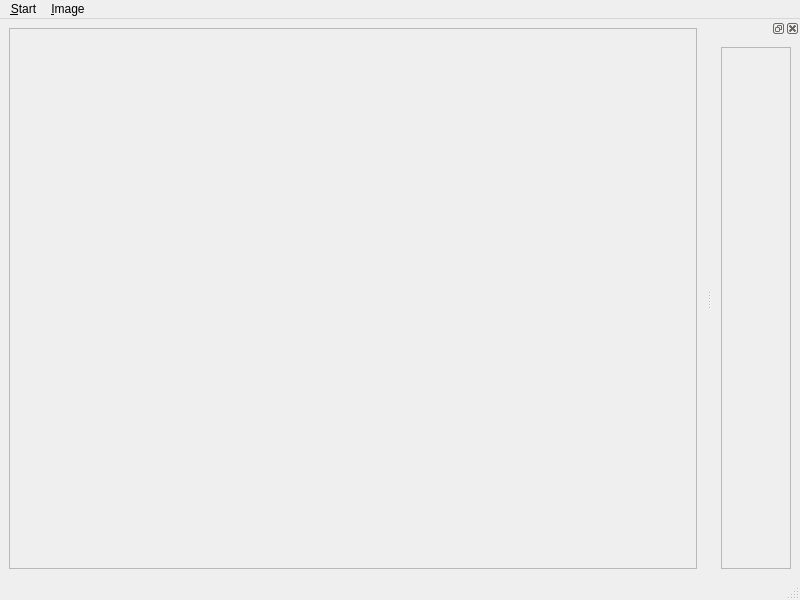
Old version of the form qt/mainWindow.ui in the repository nanomoomug/photoChooser.
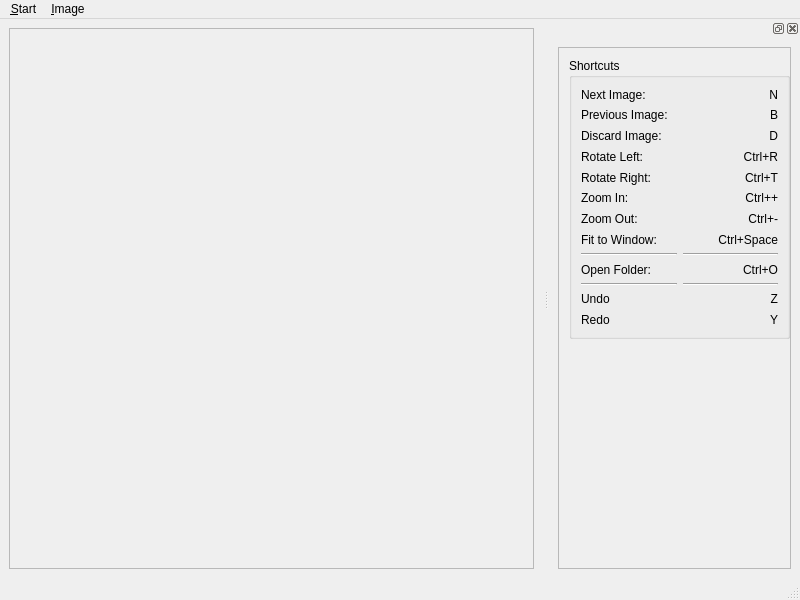
New version of the form.

Commit message: Added a small mock-up for all shortcuts.

Patch:
```diff
--- a/qt/mainWindow.ui
+++ b/qt/mainWindow.ui
@@ -25,7 +25,7 @@
         <rect>
          <x>0</x>
          <y>0</y>
-         <width>604</width>
+         <width>515</width>
          <height>533</height>
         </rect>
        </property>
@@ -93,6 +93,18 @@
   </widget>
   <widget class="QStatusBar" name="statusbar"/>
   <widget class="QDockWidget" name="dockWidget">
+   <property name="sizePolicy">
+    <sizepolicy hsizetype="Preferred" vsizetype="Preferred">
+     <horstretch>0</horstretch>
+     <verstretch>0</verstretch>
+    </sizepolicy>
+   </property>
+   <property name="minimumSize">
+    <size>
+     <width>251</width>
+     <height>121</height>
+    </size>
+   </property>
    <property name="floating">
     <bool>false</bool>
    </property>
@@ -105,7 +117,13 @@
    <widget class="QWidget" name="dockWidgetContents">
     <layout class="QHBoxLayout" name="horizontalLayout">
      <item>
-      <widget class="QScrollArea" name="scrollArea_2">
+      <widget class="QScrollArea" name="scrollArea_dock">
+       <property name="sizePolicy">
+        <sizepolicy hsizetype="Preferred" vsizetype="Expanding">
+         <horstretch>0</horstretch>
+         <verstretch>0</verstretch>
+        </sizepolicy>
+       </property>
        <property name="lineWidth">
         <number>0</number>
        </property>
@@ -117,10 +135,246 @@
          <rect>
           <x>0</x>
           <y>0</y>
-          <width>150</width>
+          <width>239</width>
           <height>508</height>
          </rect>
         </property>
+        <widget class="QGroupBox" name="groupBox">
+         <property name="geometry">
+          <rect>
+           <x>10</x>
+           <y>10</y>
+           <width>221</width>
+           <height>281</height>
+          </rect>
+         </property>
+         <property name="maximumSize">
+          <size>
+           <width>16777215</width>
+           <height>16777215</height>
+          </size>
+         </property>
+         <property name="title">
+          <string>Shortcuts</string>
+         </property>
+         <layout class="QGridLayout" name="gridLayout">
+          <item row="0" column="0">
+           <widget class="QLabel" name="label">
+            <property name="text">
+             <string>Next Image:</string>
+            </property>
+           </widget>
+          </item>
+          <item row="0" column="1">
+           <widget class="QLabel" name="nextImage">
+            <property name="text">
+             <string>N</string>
+            </property>
+            <property name="alignment">
+             <set>Qt::AlignRight|Qt::AlignTrailing|Qt::AlignVCenter</set>
+            </property>
+           </widget>
+          </item>
+          <item row="1" column="0">
+           <widget class="QLabel" name="label_3">
+            <property name="text">
+             <string>Previous Image:</string>
+            </property>
+           </widget>
+          </item>
+          <item row="1" column="1">
+           <widget class="QLabel" name="previousImage">
+            <property name="text">
+             <string>B</string>
+            </property>
+            <property name="alignment">
+             <set>Qt::AlignRight|Qt::AlignTrailing|Qt::AlignVCenter</set>
+            </property>
+           </widget>
+          </item>
+          <item row="2" column="0">
+           <widget class="QLabel" name="label_5">
+            <property name="text">
+             <string>Discard Image:</string>
+            </property>
+           </widget>
+          </item>
+          <item row="2" column="1">
+           <widget class="QLabel" name="discardImage">
+            <property name="text">
+             <string>D</string>
+            </property>
+            <property name="alignment">
+             <set>Qt::AlignRight|Qt::AlignTrailing|Qt::AlignVCenter</set>
+            </property>
+           </widget>
+          </item>
+          <item row="3" column="0">
+           <widget class="QLabel" name="label_7">
+            <property name="text">
+             <string>Rotate Left:</string>
+            </property>
+           </widget>
+          </item>
+          <item row="3" column="1">
+           <widget class="QLabel" name="rotateLeft">
+            <property name="text">
+             <string>Ctrl+R</string>
+            </property>
+            <property name="alignment">
+             <set>Qt::AlignRight|Qt::AlignTrailing|Qt::AlignVCenter</set>
+            </property>
+           </widget>
+          </item>
+          <item row="4" column="0">
+           <widget class="QLabel" name="label_9">
+            <property name="text">
+             <string>Rotate Right:</string>
+            </property>
+           </widget>
+          </item>
+          <item row="4" column="1">
+           <widget class="QLabel" name="rotateRight">
+            <property name="text">
+             <string>Ctrl+T</string>
+            </property>
+            <property name="alignment">
+             <set>Qt::AlignRight|Qt::AlignTrailing|Qt::AlignVCenter</set>
+            </property>
+           </widget>
+          </item>
+          <item row="5" column="0">
+           <widget class="QLabel" name="label_11">
+            <property name="text">
+             <string>Zoom In:</string>
+            </property>
+           </widget>
+          </item>
+          <item row="5" column="1">
+           <widget class="QLabel" name="zoomIn">
+            <property name="text">
+             <string>Ctrl++</string>
+            </property>
+            <property name="alignment">
+             <set>Qt::AlignRight|Qt::AlignTrailing|Qt::AlignVCenter</set>
+            </property>
+           </widget>
+          </item>
+          <item row="6" column="0">
+           <widget class="QLabel" name="label_13">
+            <property name="text">
+             <string>Zoom Out:</string>
+            </property>
+           </widget>
+          </item>
+          <item row="6" column="1">
+           <widget class="QLabel" name="zoomOut">
+            <property name="text">
+             <string>Ctrl+-</string>
+            </property>
+            <property name="alignment">
+             <set>Qt::AlignRight|Qt::AlignTrailing|Qt::AlignVCenter</set>
+            </property>
+           </widget>
+          </item>
+          <item row="7" column="0">
+           <widget class="QLabel" name="label_15">
+            <property name="text">
+             <string>Fit to Window:</string>
+            </property>
+           </widget>
+          </item>
+          <item row="7" column="1">
+           <widget class="QLabel" name="fitToWindow">
+            <property name="text">
+             <string>Ctrl+Space</string>
+            </property>
+            <property name="alignment">
+             <set>Qt::AlignRight|Qt::AlignTrailing|Qt::AlignVCenter</set>
+            </property>
+           </widget>
+          </item>
+          <item row="10" column="0">
+           <widget class="QLabel" name="label_17">
+            <property name="text">
+             <string>Open Folder:</string>
+            </property>
+           </widget>
+          </item>
+          <item row="10" column="1">
+           <widget class="QLabel" name="openFolder">
+            <property name="text">
+             <string>Ctrl+O</string>
+            </property>
+            <property name="alignment">
+             <set>Qt::AlignRight|Qt::AlignTrailing|Qt::AlignVCenter</set>
+            </property>
+           </widget>
+          </item>
+          <item row="9" column="0">
+           <widget class="Line" name="line">
+            <property name="orientation">
+             <enum>Qt::Horizontal</enum>
+            </property>
+           </widget>
+          </item>
+          <item row="9" column="1">
+           <widget class="Line" name="line_2">
+            <property name="orientation">
+             <enum>Qt::Horizontal</enum>
+            </property>
+           </widget>
+          </item>
+          <item row="11" column="0">
+           <widget class="Line" name="line_3">
+            <property name="orientation">
+             <enum>Qt::Horizontal</enum>
+            </property>
+           </widget>
+          </item>
+          <item row="11" column="1">
+           <widget class="Line" name="line_4">
+            <property name="orientation">
+             <enum>Qt::Horizontal</enum>
+            </property>
+           </widget>
+          </item>
+          <item row="12" column="0">
+           <widget class="QLabel" name="label_19">
+            <property name="text">
+             <string>Undo</string>
+            </property>
+           </widget>
+          </item>
+          <item row="12" column="1">
+           <widget class="QLabel" name="undo">
+            <property name="text">
+             <string>Z</string>
+            </property>
+            <property name="alignment">
+             <set>Qt::AlignRight|Qt::AlignTrailing|Qt::AlignVCenter</set>
+            </property>
+           </widget>
+          </item>
+          <item row="13" column="0">
+           <widget class="QLabel" name="label_21">
+            <property name="text">
+             <string>Redo</string>
+            </property>
+           </widget>
+          </item>
+          <item row="13" column="1">
+           <widget class="QLabel" name="redo">
+            <property name="text">
+             <string>Y</string>
+            </property>
+            <property name="alignment">
+             <set>Qt::AlignRight|Qt::AlignTrailing|Qt::AlignVCenter</set>
+            </property>
+           </widget>
+          </item>
+         </layout>
+        </widget>
        </widget>
       </widget>
      </item>
```
Left out of the diff: 2 changed lines with no effect on the pictures.
